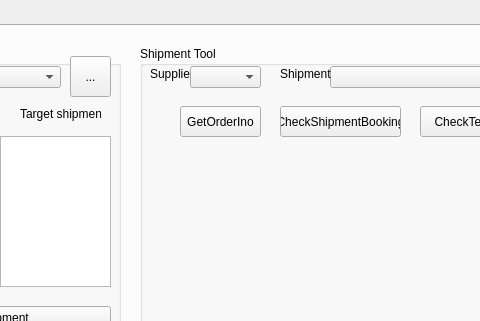
Qt form TISDesk/TIS_mainwindow.ui (GdRaymond/TISProduction) before a commit; both pictures show x 482 to 962 and y 0 to 321 of the 1364 by 695 pixel window.
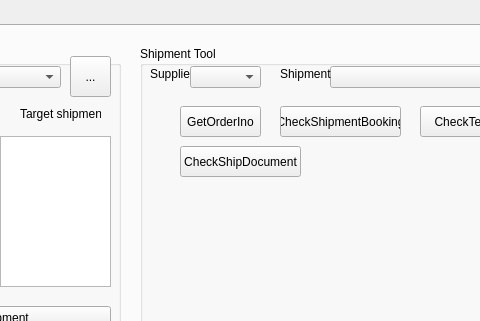
The same form after that commit. Icons and pictures are not drawn.

The edit to the form file:
```diff
--- a/TISDesk/TIS_mainwindow.ui
+++ b/TISDesk/TIS_mainwindow.ui
@@ -844,6 +844,22 @@
         <string>CheckTestReport</string>
        </property>
       </widget>
+      <widget class="QPushButton" name="btn_shipmenttool_checkdocument">
+       <property name="geometry">
+        <rect>
+         <x>40</x>
+         <y>100</y>
+         <width>121</width>
+         <height>31</height>
+        </rect>
+       </property>
+       <property name="toolTip">
+        <string>Compare the booking spreadsheet with shipment order, copy difference to clipboard for email</string>
+       </property>
+       <property name="text">
+        <string>CheckShipDocument</string>
+       </property>
+      </widget>
      </widget>
     </widget>
    </widget>
```
